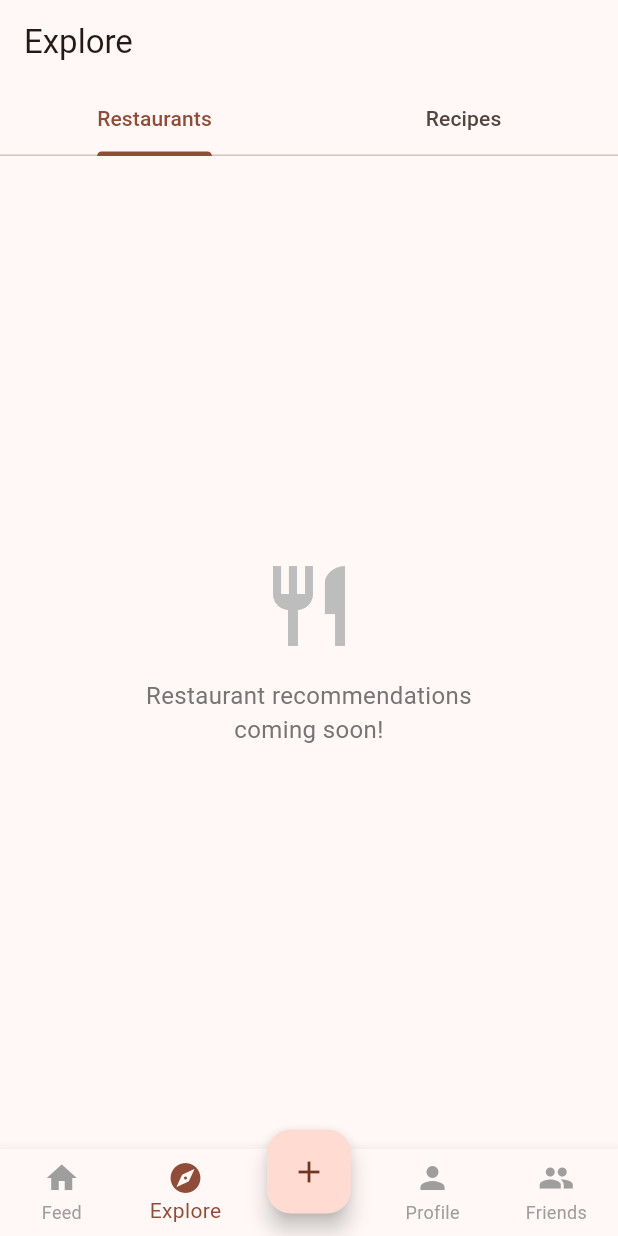
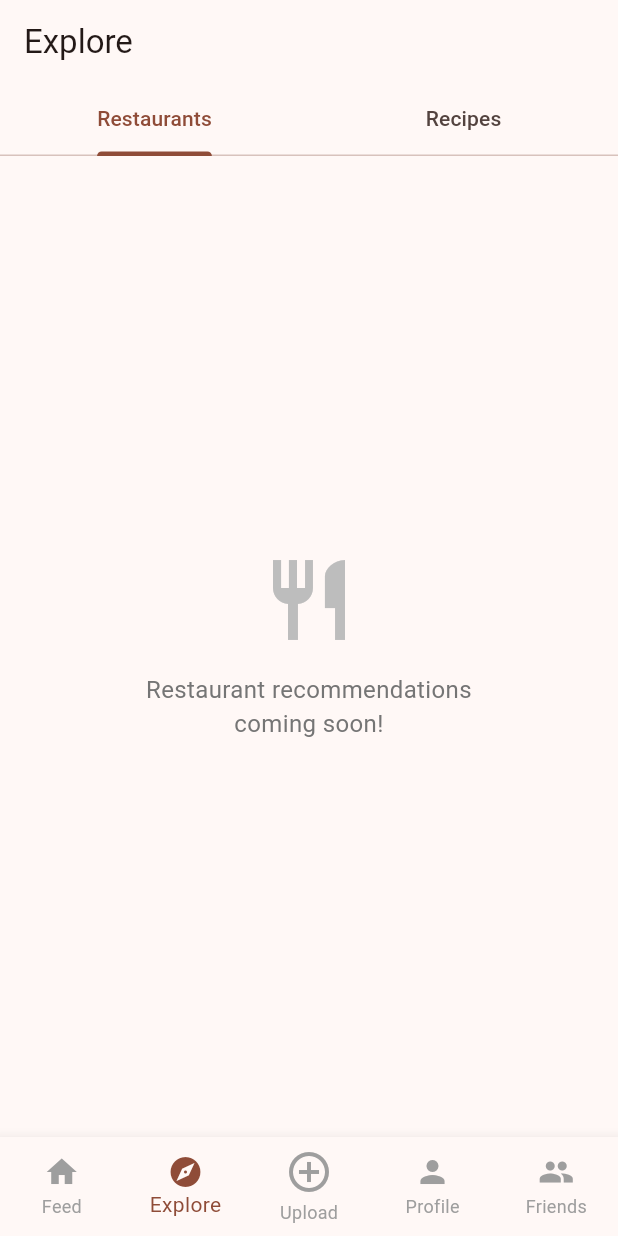
Before and after one commit to JesseGauntlet/nomable, a Flutter app: the screen it shows once a user with an empty profile is signed in, item 2 of the bottom bar chosen, on a phone screen of 412 x 824 dp. Run offline on Flutter 3.47's test engine with Material 3 defaults, Android fonts, the phone set to English and light mode, and no system bars; our stand-ins replace chewie, cloud_firestore, firebase_auth, firebase_core, firebase_storage, image_picker and 1 more; accounts and stored records are empty.

Commit message:
fix liking other ppl posts, simplify bottom nav bar

```diff
--- a/flutter_app/lib/main.dart
+++ b/flutter_app/lib/main.dart
@@ -88,6 +88,7 @@ class _MainScreenState extends State<MainScreen> {
   static const List<Widget> _screens = [
     FeedScreen(),
     ExploreScreen(),
+    VideoSourceScreen(),
     ProfileScreen(),
     FriendsScreen(),
   ];
@@ -96,20 +97,6 @@ class _MainScreenState extends State<MainScreen> {
   Widget build(BuildContext context) {
     return Scaffold(
       body: _screens[_selectedIndex],
-      floatingActionButton: Transform.translate(
-        offset: const Offset(0, 15),
-        child: FloatingActionButton(
-          onPressed: () {
-            Navigator.push(
-              context,
-              MaterialPageRoute(
-                  builder: (context) => const VideoSourceScreen()),
-            );
-          },
-          child: const Icon(Icons.add),
-        ),
-      ),
-      floatingActionButtonLocation: FloatingActionButtonLocation.centerDocked,
       bottomNavigationBar: BottomNavigationBar(
         items: const <BottomNavigationBarItem>[
           BottomNavigationBarItem(
@@ -121,8 +108,8 @@ class _MainScreenState extends State<MainScreen> {
             label: 'Explore',
           ),
           BottomNavigationBarItem(
-            icon: SizedBox.shrink(),
-            label: '',
+            icon: Icon(Icons.add_circle_outline, size: 32),
+            label: 'Upload',
           ),
           BottomNavigationBarItem(
             icon: Icon(Icons.person),
@@ -133,33 +120,15 @@ class _MainScreenState extends State<MainScreen> {
             label: 'Friends',
           ),
         ],
-        currentIndex: _selectedIndex == 2
-            ? 3
-            : (_selectedIndex == 3 ? 4 : _selectedIndex),
+        currentIndex: _selectedIndex,
         selectedItemColor: Theme.of(context).colorScheme.primary,
         unselectedItemColor: Colors.grey,
         showSelectedLabels: true,
         showUnselectedLabels: true,
-        enableFeedback: true,
         type: BottomNavigationBarType.fixed,
         onTap: (index) {
           setState(() {
-            switch (index) {
-              case 0:
-                _selectedIndex = 0;
-                break;
-              case 1:
-                _selectedIndex = 1;
-                break;
-              case 3:
-                _selectedIndex = 2;
-                break;
-              case 4:
-                _selectedIndex = 3;
-                break;
-              default:
-                break;
-            }
+            _selectedIndex = index;
           });
         },
       ),
```
Also changed, not shown: 2 other files.
